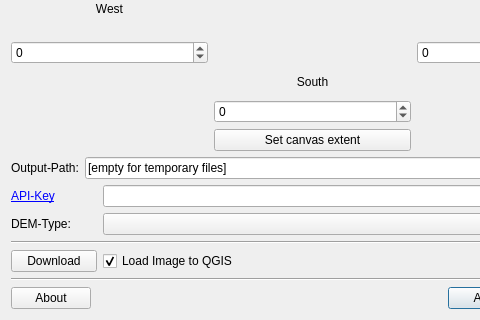
This is srtm_downloader_dialog_base.ui in hdus/SRTM-Downloader as Qt 5 draws it before an edit; both pictures show x 0 to 480 and y 145 to 465 of the 625 by 465 pixel window. The edited form follows.
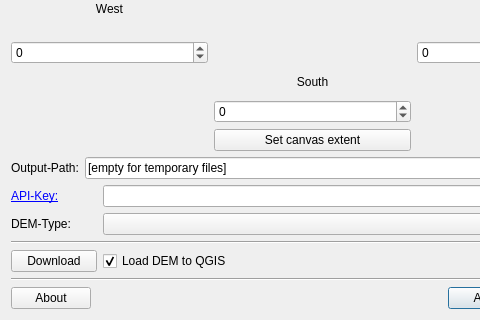
This is the edited form.

Commit message: Label text changed

What changed in the file:
```diff
--- a/srtm_downloader_dialog_base.ui
+++ b/srtm_downloader_dialog_base.ui
@@ -37,7 +37,7 @@
    <item row="6" column="2">
     <widget class="QCheckBox" name="chk_load_image">
      <property name="text">
-      <string>Load Image to QGIS</string>
+      <string>Load DEM to QGIS</string>
      </property>
      <property name="checked">
       <bool>true</bool>
@@ -273,7 +273,7 @@
       <string>Request API-Key from OpenTopography Data</string>
      </property>
      <property name="text">
-      <string>&lt;a href=&quot;https://opentopography.org/blog/introducing-api-keys-access-opentopography-global-datasets&quot;&gt;API-Key&lt;/a&gt;</string>
+      <string>&lt;html&gt;&lt;head/&gt;&lt;body&gt;&lt;p&gt;&lt;a href=&quot;https://opentopography.org/blog/introducing-api-keys-access-opentopography-global-datasets&quot;&gt;&lt;span style=&quot; text-decoration: underline; color:#0000ff;&quot;&gt;API-Key:&lt;/span&gt;&lt;/a&gt;&lt;/p&gt;&lt;/body&gt;&lt;/html&gt;</string>
      </property>
      <property name="textFormat">
       <enum>Qt::AutoText</enum>
```
